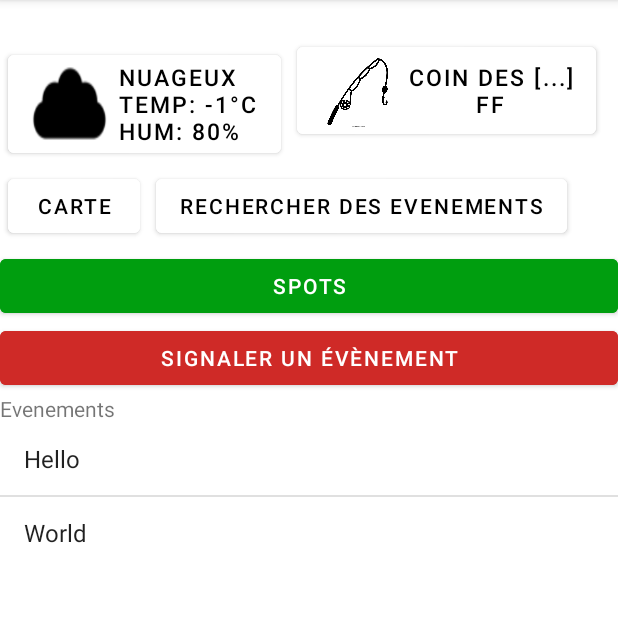
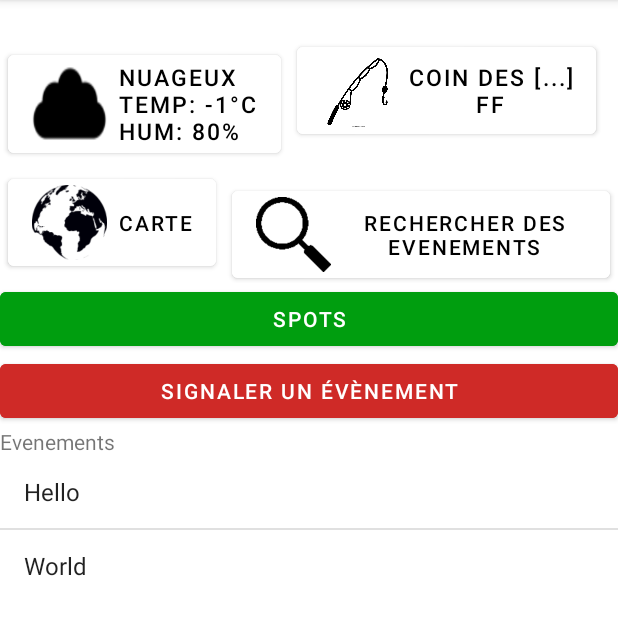
Before and after one commit to lespoischiches/naufrage, an Android app: the screen it shows after launch (MainActivity), on a phone screen of 412 x 824 dp, the part 84-719 px from its top. Run offline under Robolectric (Android 15) with nearby library versions, the phone set to English and light mode, and no system bars.

Commit message:
Add some icons

```diff
--- /dev/null
+++ b/app/src/main/res/drawable/drawable_globe.xml
@@ -0,0 +1,7 @@
+<?xml version="1.0" encoding="utf-8"?>
+<layer-list xmlns:android="http://schemas.android.com/apk/res/android">
+    <item
+        android:drawable="@drawable/glob_icon"
+        android:width="50dp"
+        android:height="50dp" />
+</layer-list>
--- /dev/null
+++ b/app/src/main/res/drawable/drawable_loupe.xml
@@ -0,0 +1,7 @@
+<?xml version="1.0" encoding="utf-8"?>
+<layer-list xmlns:android="http://schemas.android.com/apk/res/android">
+    <item
+        android:drawable="@drawable/loupe_icon"
+        android:width="50dp"
+        android:height="50dp" />
+</layer-list>
--- a/app/src/main/res/layout/activity_main.xml
+++ b/app/src/main/res/layout/activity_main.xml
@@ -51,6 +51,7 @@
             android:layout_width="wrap_content"
             android:layout_height="wrap_content"
             android:backgroundTint="@color/white"
+            android:drawableLeft="@drawable/drawable_globe"
             android:textColor="@color/black"
             android:layout_margin="5dp"
             android:text="Carte"/>
@@ -58,6 +59,7 @@
             android:layout_width="wrap_content"
             android:layout_height="wrap_content"
             android:backgroundTint="@color/white"
+            android:drawableLeft="@drawable/drawable_loupe"
             android:layout_margin="5dp"
             android:textColor="@color/black"
             android:text="Rechercher des evenements"/>
```
Also changed, not shown: app/src/main/res/drawable/glob_icon.png (added), app/src/main/res/drawable/loupe_icon.png (added).
